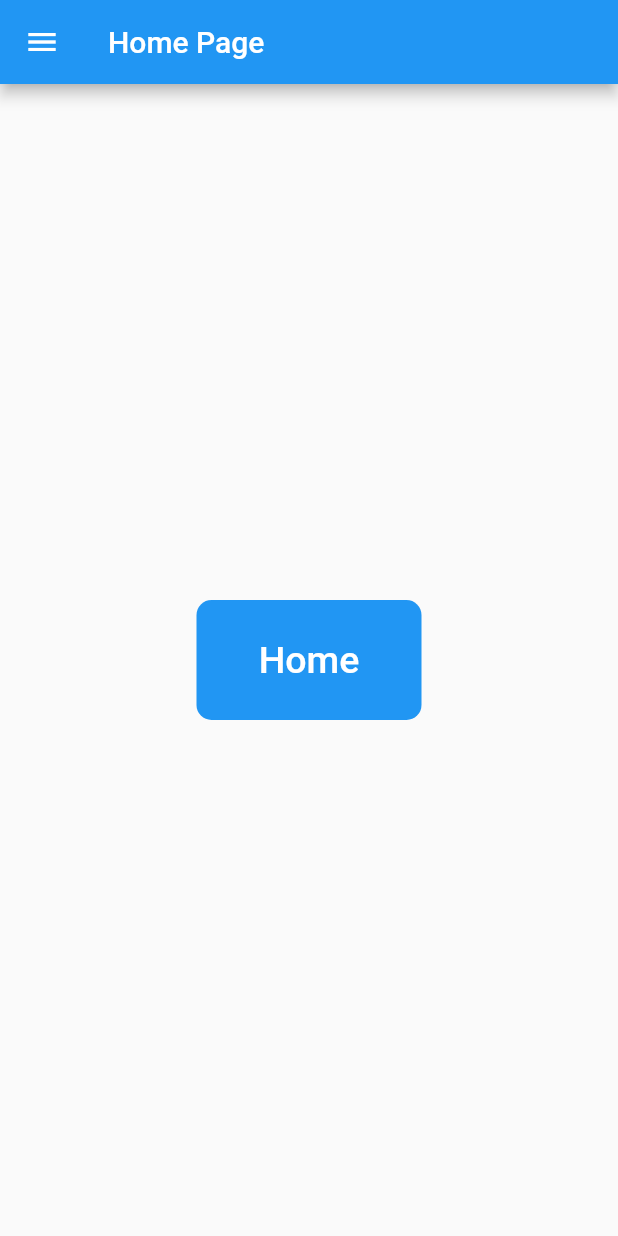
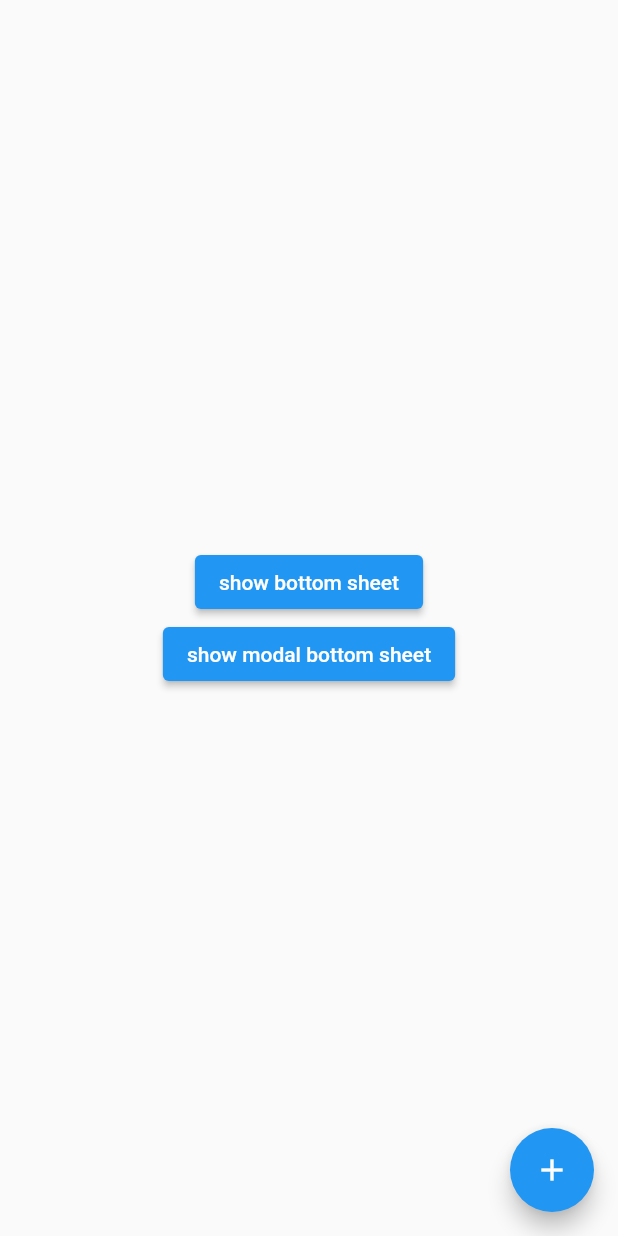
Before and after one commit to limfiq/flutter, a Flutter app: the ProfilPage screen opened directly, on a phone screen of 412 x 824 dp. Run offline on Flutter 3.47's test engine with Material 2 defaults, Android fonts, the phone set to English and light mode, and no system bars; our stand-ins replace fluttertoast.

Commit message:
Update sore 2 desember 2022

```diff
--- a/navigasi/lib/main.dart
+++ b/navigasi/lib/main.dart
@@ -4,6 +4,7 @@ import 'home.dart';
 void main() {
   runApp(MaterialApp(
     title: "Login Page",
+    debugShowCheckedModeBanner: false,
     home: LoginPage(),
   ));
 }
@@ -32,7 +33,7 @@ class _LoginPageState extends State<LoginPage> {
                 child: Container(
                   width: 150,
                   height: 150,
-                  child: Image.asset("images/user.png"),
+                  child: Image.asset("images/pm.png"),
                 ),
               ),
             ),
--- a/navigasi/lib/profil.dart
+++ b/navigasi/lib/profil.dart
@@ -1,78 +1,78 @@
 import 'package:flutter/material.dart';
+import 'package:fluttertoast/fluttertoast.dart';
+
 import 'home.dart';
 
 class ProfilPage extends StatefulWidget {
+  const ProfilPage({Key? key}) : super(key: key);
+
   @override
   _ProfilPageState createState() => _ProfilPageState();
 }
 
 class _ProfilPageState extends State<ProfilPage> {
+  // GlobalKey is needed to show bottom sheet.
+  final GlobalKey<ScaffoldState> _scaffoldKey = GlobalKey<ScaffoldState>();
+
   @override
   Widget build(BuildContext context) {
     return Scaffold(
-      appBar: AppBar(
-        title: Text('Home Page'),
-      ),
-      drawer: Drawer(
+      key: this._scaffoldKey,
+      body: Center(
         child: Column(
-          children: [
-            Container(
-              child: const UserAccountsDrawerHeader(
-                currentAccountPicture: ClipOval(
-                  child: Image(
-                    image: AssetImage("images/user.png"),
-                    fit: BoxFit.cover,
-                  ),
-                ),
-                accountName: Text(
-                  "Ufiq",
-                  style: TextStyle(fontSize: 20),
-                ),
-                accountEmail: Text("mtaufiq39@gmail.com"),
-              ),
+          mainAxisAlignment: MainAxisAlignment.center,
+          children: <Widget>[
+            ElevatedButton(
+              onPressed: () => this
+                  ._scaffoldKey
+                  .currentState
+                  ?.showBottomSheet((ctx) => _buildBottomSheet(ctx)),
+              child: const Text('show bottom sheet'),
             ),
-            //menu
-            ListTile(
-              onTap: () {
-                Navigator.of(context).pushReplacement(
-                  MaterialPageRoute(
-                    builder: (context) => HomePage(),
-                  ),
-                );
-              },
-              leading: Icon(Icons.home),
-              title: Text("Home"),
-            ),
-            ListTile(
-              onTap: () {
-                Navigator.of(context).pushReplacement(
-                  MaterialPageRoute(
-                    builder: (context) => ProfilPage(),
-                  ),
-                );
-              },
-              leading: Icon(Icons.person),
-              title: Text("profil"),
+            ElevatedButton(
+              onPressed: () => showModalBottomSheet(
+                  context: context, builder: (ctx) => _buildBottomSheet(ctx)),
+              child: const Text('show modal bottom sheet'),
             ),
           ],
         ),
       ),
-      body: Center(
-        child: Container(
-          height: 80,
-          width: 150,
-          decoration: BoxDecoration(
-              color: Colors.blue, borderRadius: BorderRadius.circular(10)),
-          child: TextButton(
-            onPressed: () {
-              Navigator.pop(context);
-            },
-            child: Text(
-              'Home',
-              style: TextStyle(color: Colors.white, fontSize: 25),
+      floatingActionButton: FloatingActionButton(
+        onPressed: () =>
+            Fluttertoast.showToast(msg: 'Dummy floating action button'),
+        child: const Icon(Icons.add),
+      ),
+    );
+  }
+
+  Container _buildBottomSheet(BuildContext context) {
+    return Container(
+      height: 300,
+      padding: const EdgeInsets.all(8.0),
+      decoration: BoxDecoration(
+        border: Border.all(color: Colors.blue, width: 2.0),
+        borderRadius: BorderRadius.circular(8.0),
+      ),
+      child: ListView(
+        children: <Widget>[
+          const ListTile(title: Text('Bottom sheet')),
+          const TextField(
+            keyboardType: TextInputType.number,
+            decoration: InputDecoration(
+              border: OutlineInputBorder(),
+              icon: Icon(Icons.attach_money),
+              labelText: 'Enter an integer',
             ),
           ),
-        ),
+          Container(
+            alignment: Alignment.center,
+            child: ElevatedButton.icon(
+              icon: const Icon(Icons.save),
+              label: const Text('Save and close'),
+              onPressed: () => Navigator.pop(context),
+            ),
+          )
+        ],
       ),
     );
   }
--- a/navigasi/pubspec.yaml
+++ b/navigasi/pubspec.yaml
@@ -36,6 +36,7 @@ dependencies:
   # The following adds the Cupertino Icons font to your application.
   # Use with the CupertinoIcons class for iOS style icons.
   cupertino_icons: ^1.0.2
+  fluttertoast: ^8.1.1
 
 dev_dependencies:
   flutter_test:
@@ -60,8 +61,8 @@ flutter:
   uses-material-design: true
 
   # To add assets to your application, add an assets section, like this:
-  # assets:
-  #   - images/a_dot_burr.jpeg
+  assets:
+    - assets/images/
   #   - images/a_dot_ham.jpeg
 
   # An image asset can refer to one or more resolution-specific "variants", see
```
Also changed, not shown: navigasi/lib/home.dart (+49 -21 lines), navigasi/lib/product.dart (added, +56 -0 lines), navigasi/lib/shop.dart (added, +56 -0 lines), navigasi/assets/images/pm.png (added).
